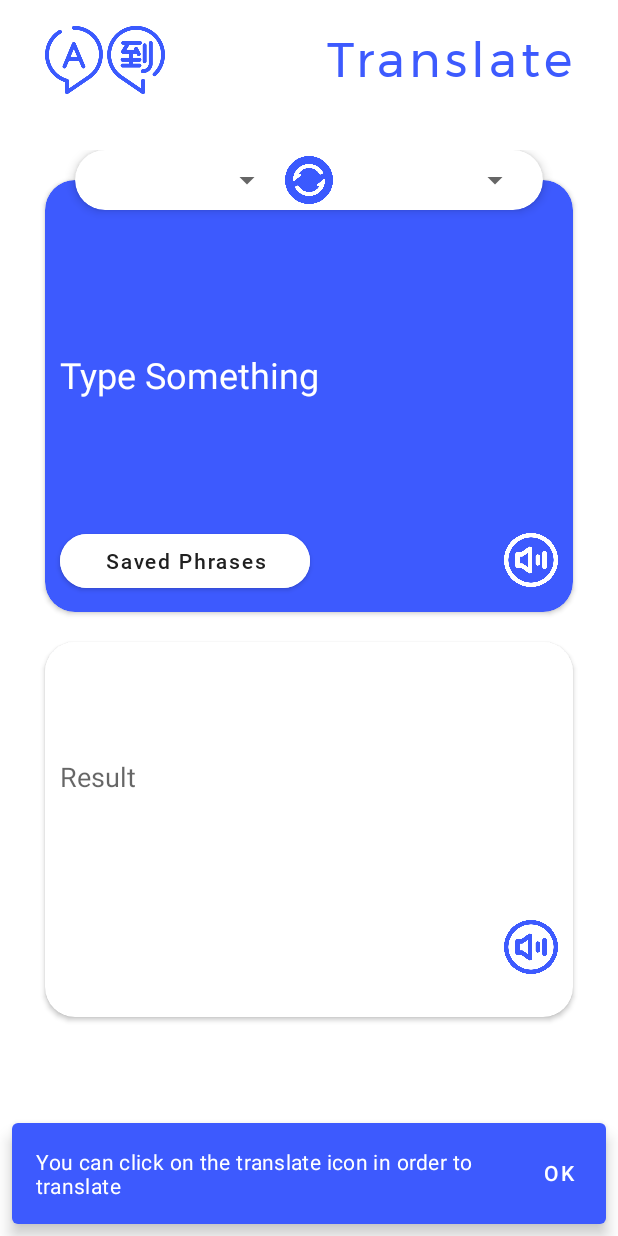
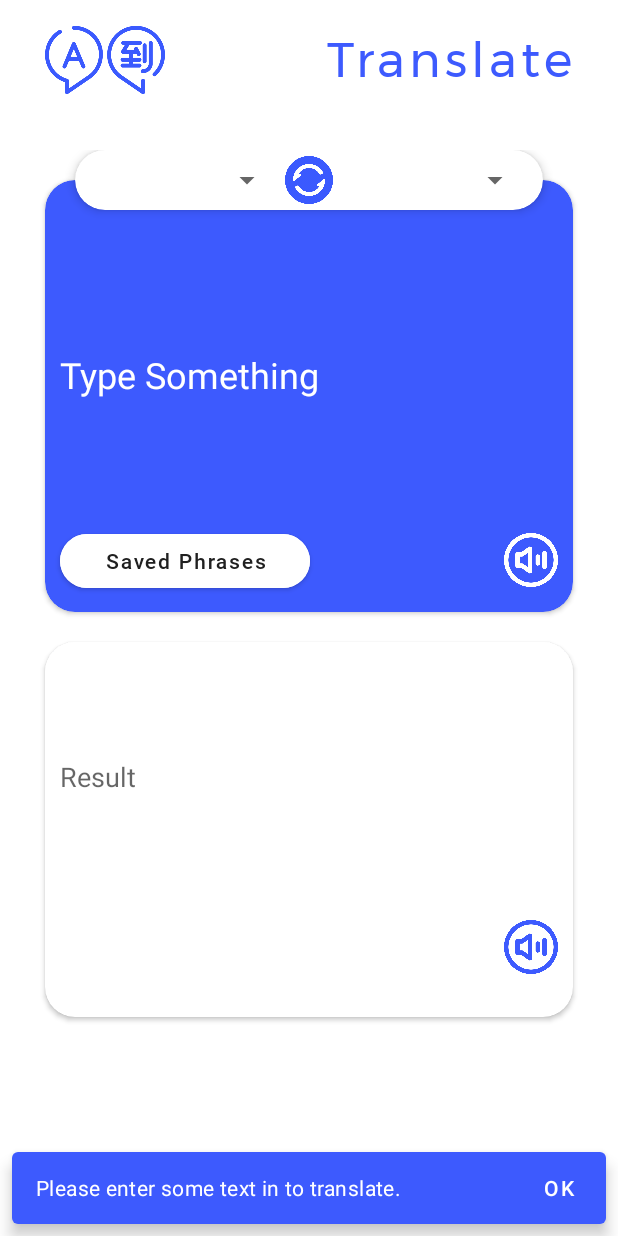
Before and after one commit to AiSirachcha21/Literally, an Android app: the TranslateActivity screen opened directly, with no data from a screen before it, after a tap on an icon or button, on a phone screen of 412 x 824 dp. Run offline under Robolectric (Android 15) with nearby library versions, the phone set to English and light mode, and no system bars; our stand-ins replace Room's generated code; libraries missing offline, so code that uses them is left out: com.ibm.cloud, com.ibm.watson; 1 statement that could not run was skipped.

Commit message:
Completed App (Translate Tested)

```diff
--- a/app/src/main/java/com/translate/literally/TranslateActivity.java
+++ b/app/src/main/java/com/translate/literally/TranslateActivity.java
@@ -129,9 +129,13 @@ public class TranslateActivity extends AppCompatActivity {
 		});
 
 		placeholderIcon.setOnClickListener(view -> {
-			new TranslateTextTask(TranslateActivity.this, textTranslator.getLanguageTranslator())
-					.execute(sourceEditText.getText().toString());
-			placeholderIcon.startAnimation(rotateAnimation);
+			if (sourceEditText.getText() != null && !sourceEditText.getText().toString().equalsIgnoreCase("")){
+				new TranslateTextTask(TranslateActivity.this, textTranslator.getLanguageTranslator())
+						.execute(sourceEditText.getText().toString());
+				placeholderIcon.startAnimation(rotateAnimation);
+			}else{
+				showSnackbar(view, "Please enter some text in to translate.");
+			}
 		});
 	}
 
@@ -374,6 +378,7 @@ public class TranslateActivity extends AppCompatActivity {
 		protected String doInBackground(String... strings) {
 
 			TranslateActivity translateActivity = translateActivityWeakReference.get();
+			Log.i("TranslatedText", "PRE/"+strings[0]);
 
 			translateActivity.languages.forEach(language -> {
 				if (language.getLangDescription().equalsIgnoreCase(translateActivity.sourceSpinner.getSelectedItem().toString())) {
@@ -384,6 +389,10 @@ public class TranslateActivity extends AppCompatActivity {
 					targetLangCode = language.getLangCode();
 				}
 			});
+
+			if (sourceLangCode.equalsIgnoreCase(targetLangCode)){
+				return strings[0];
+			}
 
 			Log.i("Model", sourceLangCode.concat("-").concat(targetLangCode));
 
--- a/app/src/main/res/layout/activity_translate.xml
+++ b/app/src/main/res/layout/activity_translate.xml
@@ -13,13 +13,15 @@
 		android:animateLayoutChanges="true"
 		android:visibility="gone"
 		android:alpha="0.4"
-		android:background="#000000"
+		android:background="#fff"
 		android:layout_width="match_parent"
 		android:layout_height="match_parent"
 		android:layout_centerInParent="true">
 
 		<ProgressBar
-			style="?android:attr/progressBarStyleLarge"
+			style="?android:attr/progressBarStyleLargeInverse"
+			android:progressTint="@color/colorSecondary"
+			android:theme="@style/Widget.AppCompat.ProgressBar"
 			android:layout_width="wrap_content"
 			android:layout_height="wrap_content"
 			android:indeterminate="true"
```
